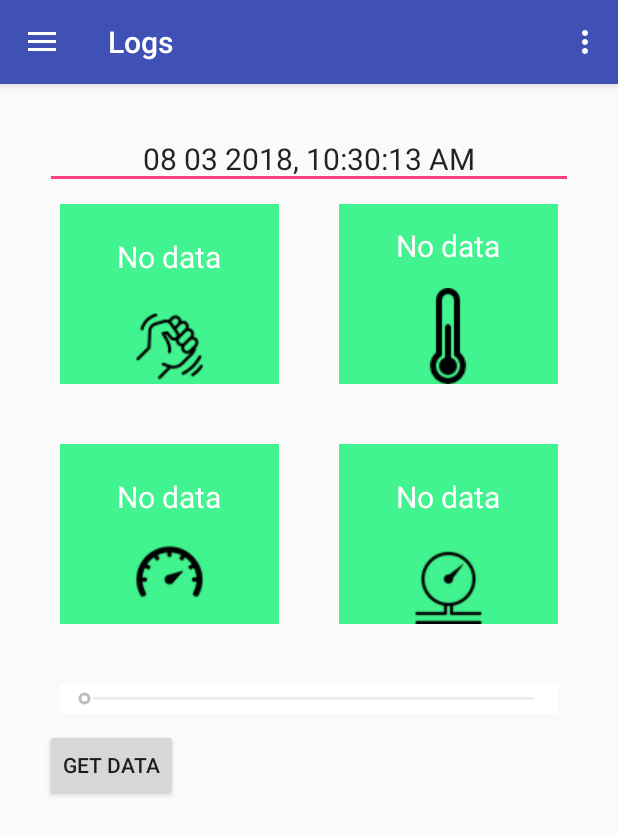
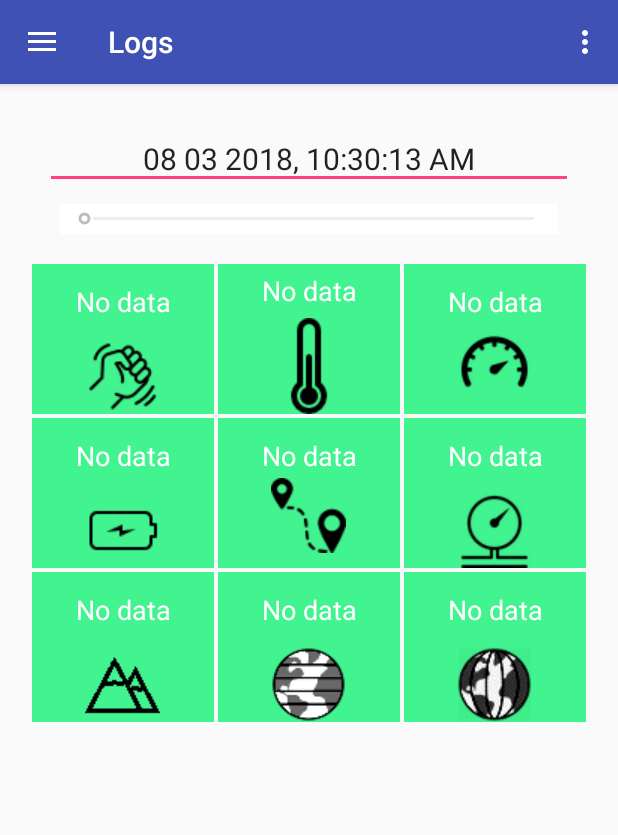
Before and after one commit to awetg/badbadtrack, an Android app: the screen it shows after launch (MainActivity), after a tap on "Logs", on a phone screen of 412 x 824 dp. Shown: the top 835 px of the screen. Run offline under Robolectric (Android 15) with nearby library versions, the phone set to English and light mode, and no system bars; 2 statements that could not run were skipped; 1 other tap on this screen came first.

Commit message:
Logs working

```diff
--- a/app/src/main/java/com/example/manuel/thingseedemo/RealTimeRecorder.java
+++ b/app/src/main/java/com/example/manuel/thingseedemo/RealTimeRecorder.java
@@ -41,7 +41,7 @@ public class RealTimeRecorder {
     public void start(Handler callbackHandler) {
         recording = true;
         targetMsgHandler = callbackHandler;
-        data.start(System.currentTimeMillis(), 15000);
+        data.start(System.currentTimeMillis(), 20000);
         handlerThread.start();
         handler = new Handler(handlerThread.getLooper());
         handler.post(runnable);
--- a/app/src/main/java/com/example/manuel/thingseedemo/TimeStream.java
+++ b/app/src/main/java/com/example/manuel/thingseedemo/TimeStream.java
@@ -286,9 +286,9 @@ public class TimeStream<T extends DataWithTime> implements Serializable {
                 return null;
         }
 
-        //If we are before the first element (after is the first element) or if after is not valid
+        //If there is no data, we are before the first element (after is the first element) or if after is not valid
         //the return null
-        if (after < 1 || after > data.size()){
+        if (data.size() == 0 || after == 0 || after > data.size()){
             return null;
         }
 
@@ -296,8 +296,8 @@ public class TimeStream<T extends DataWithTime> implements Serializable {
         //but only if the requested time is not much later
         if (time - getLastTimestamp() > outOfBoundMargin)
             return  null;
-        if (before == data.size() - 1)
-            return data.get(before);
+        if (after == -1 || before == data.size() - 1)
+            return data.get(data.size() - 1);
 
 
         //Linearly interpolate between the two values
--- a/app/src/main/java/com/example/manuel/thingseedemo/TrackData.java
+++ b/app/src/main/java/com/example/manuel/thingseedemo/TrackData.java
@@ -62,11 +62,13 @@ public class TrackData implements Serializable {
         outOfBoundMargin = outOfBoundMarginTime;
 
         location = new TimeStream<>(outOfBoundMargin);
-        pressure = new TimeStream<>(outOfBoundMargin);
+        pressure = new TimeStream<>(outOfBoundMargin*3);
         speed = new TimeStream<>(outOfBoundMargin);
-        impact = new TimeStream<>(outOfBoundMargin);
-        temperature = new TimeStream<>(outOfBoundMargin);
-        battery = new TimeStream<>(outOfBoundMargin);
+        impact = new TimeStream<>(outOfBoundMargin/3);
+        temperature = new TimeStream<>(outOfBoundMargin*3);
+        battery = new TimeStream<>(outOfBoundMargin*9);
+
+        //impact.setInterpolation(false);
 
         distance = new TimeStream<>(outOfBoundMargin);
         initialized = true;
@@ -85,11 +87,11 @@ public class TrackData implements Serializable {
         outOfBoundMargin = outOfBoundMarginTime;
 
         location = new TimeStream<>(outOfBoundMargin);
-        pressure = new TimeStream<>(outOfBoundMargin);
+        pressure = new TimeStream<>(outOfBoundMargin*3);
         speed = new TimeStream<>(outOfBoundMargin);
-        impact = new TimeStream<>(outOfBoundMargin);
-        temperature = new TimeStream<>(outOfBoundMargin);
-        battery = new TimeStream<>(outOfBoundMargin);
+        impact = new TimeStream<>(outOfBoundMargin/3);
+        temperature = new TimeStream<>(outOfBoundMargin*3);
+        battery = new TimeStream<>(outOfBoundMargin*9);
 
         distance = new TimeStream<>(outOfBoundMargin);
         initialized = true;
@@ -137,7 +139,7 @@ public class TrackData implements Serializable {
             TimeStream<LocationData> incomingLocations = ts.getLocationStream(eventData, outOfBoundMargin);
             TimeStream<ScalarData> incomingTemperatures = ts.getScalarStream(eventData, ThingSee.TEMPERATURE_DATA, outOfBoundMargin*3);
             TimeStream<ScalarData> incomingPressure = ts.getScalarStream(eventData, ThingSee.PRESSURE_DATA, outOfBoundMargin*3);
-            TimeStream<ScalarData> incomingImpact = ts.getScalarStream(eventData, ThingSee.IMPACT_DATA, outOfBoundMargin);
+            TimeStream<ScalarData> incomingImpact = ts.getScalarStream(eventData, ThingSee.IMPACT_DATA, outOfBoundMargin/3);
             TimeStream<ScalarData> incomingBattery = ts.getScalarStream(eventData, ThingSee.BATTERY_DATA, outOfBoundMargin*9);
             TimeStream<ScalarData> incomingSpeed = ts.getScalarStream(eventData, ThingSee.SPEED_DATA, outOfBoundMargin);
             /*Log.d("INFO", "Got " + incomingTemperatures.sampleCount() + " temperatures");
@@ -400,7 +402,7 @@ public class TrackData implements Serializable {
     public class AllDataStructure{
 
         long timestamp; //Timestamp must not be null
-        Double latitude, longitude;
+        Double latitude, longitude, altitude;
         Double pressure;
         Double impact;
         Double battery;
@@ -413,6 +415,7 @@ public class TrackData implements Serializable {
             if (loc != null) {
                 latitude = loc.getLatitude();
                 longitude = loc.getLongitude();
+                altitude = loc.getAltitude();
             }
             if (p != null)
                 pressure=p.getValue();
@@ -435,6 +438,11 @@ public class TrackData implements Serializable {
         @Nullable
         public Double getLatitude(){
             return latitude;
+        }
+
+        @Nullable
+        public Double getAltitude(){
+            return altitude;
         }
 
         @Nullable
--- a/app/src/main/java/com/example/manuel/thingseedemo/TrackService.java
+++ b/app/src/main/java/com/example/manuel/thingseedemo/TrackService.java
@@ -67,6 +67,16 @@ public class TrackService extends Service {
 
         trackData.start(10000);
         DataStorage.setTrackData(trackData);
+
+        if (handlerThread.isAlive() || handlerThread.getState() != Thread.State.NEW) {
+            try {
+                handlerThread.quitSafely();
+            } catch (Exception ex){
+
+            }
+
+            handlerThread = new HandlerThread("RecorderHandlerThread");
+        }
 
         handlerThread.start();
         handler = new Handler(handlerThread.getLooper());
--- a/app/src/main/java/com/example/manuel/thingseedemo/fragments/Logs.java
+++ b/app/src/main/java/com/example/manuel/thingseedemo/fragments/Logs.java
@@ -102,8 +102,8 @@ public class Logs extends Fragment {
         timeSeekBar.setProgress(0);
         long startTimestamp = System.currentTimeMillis();
 //        realStartTimestamp = startTimestamp;
-        String dateString  = TimestampDateHandler.timestampToDate(startTimestamp);
-        tdate.setText(dateString);
+        String beginningMessage  = "Waiting for connection...";
+        tdate.setText(beginningMessage);
 
         checkAndRefreshState();
 
@@ -171,11 +171,16 @@ public class Logs extends Fragment {
 
         //Log.d("INFO", "Temperature Data contains n. elements: " + trackData.getTemperatureStream().sampleCount());
 
-        Double temperature, speed, impact, pressure;
+        Double temperature, speed, impact, pressure, battery, altitude, latitude, longitude, distance;
         temperature = dataAtTime.getTemperature();
-        speed = dataAtTime.getImpact();
-        impact = dataAtTime.getDistance();
-        pressure = dataAtTime.getBattery();
+        speed = dataAtTime.getSpeed();
+        impact = dataAtTime.getImpact();
+        pressure = dataAtTime.getPressure();
+        battery = dataAtTime.getBattery();
+        altitude = dataAtTime.getAltitude();
+        latitude = dataAtTime.getLatitude();
+        longitude = dataAtTime.getLongitude();
+        distance = dataAtTime.getDistance();
 
 
         if (temperature != null)
@@ -184,9 +189,9 @@ public class Logs extends Fragment {
             ((TextView) myView.findViewById(R.id.temperature)).setText("No data");
 
         if (speed != null)
-            ((TextView) myView.findViewById(R.id.velocity)).setText(Double.toString(speed));
+            ((TextView) myView.findViewById(R.id.speed)).setText(Double.toString(speed));
         else
-            ((TextView) myView.findViewById(R.id.velocity)).setText("No data");
+            ((TextView) myView.findViewById(R.id.speed)).setText("No data");
 
         if (impact != null)
             ((TextView) myView.findViewById(R.id.impact)).setText(Double.toString(impact));
@@ -197,6 +202,31 @@ public class Logs extends Fragment {
             ((TextView) myView.findViewById(R.id.pressure)).setText(Double.toString(pressure));
         else
             ((TextView) myView.findViewById(R.id.pressure)).setText("No data");
+
+        if (battery != null)
+            ((TextView) myView.findViewById(R.id.battery)).setText(Double.toString(battery));
+        else
+            ((TextView) myView.findViewById(R.id.battery)).setText("No data");
+
+        if (altitude != null)
+            ((TextView) myView.findViewById(R.id.altitude)).setText(Double.toString(altitude));
+        else
+            ((TextView) myView.findViewById(R.id.altitude)).setText("No data");
+
+        if (latitude != null)
+            ((TextView) myView.findViewById(R.id.latitude)).setText(Double.toString(latitude));
+        else
+            ((TextView) myView.findViewById(R.id.latitude)).setText("No data");
+
+        if (longitude != null)
+            ((TextView) myView.findViewById(R.id.longitude)).setText(Double.toString(longitude));
+        else
+            ((TextView) myView.findViewById(R.id.longitude)).setText("No data");
+
+        if (distance != null)
+            ((TextView) myView.findViewById(R.id.distance)).setText(Double.toString(distance));
+        else
+            ((TextView) myView.findViewById(R.id.distance)).setText("No data");
 
     }
 
@@ -219,28 +249,13 @@ public class Logs extends Fragment {
 
     public void getCurrentData() {
 
-        Log.d("INFO", "Executing post-fetching action");
+        //Log.d("INFO", "Executing post-fetching action");
 
         if (realTimeRecorder == null || realTimeRecorder.getLastResultState() != "OK")
             return;
 
-        currentData = realTimeRecorder.getAllLastData();
+        currentData = realTimeRecorder.getData().getAllAtTime(System.currentTimeMillis());
 
     }
 
-    public void resetTrack() {
-        Log.d("USR", "Button pressed");
-
-        //SimpleDateFormat sdf = new SimpleDateFormat("dd MM yyyy, h:mm a");
-
-        trackData.start(System.currentTimeMillis(),15000);
-
-        realTimeRecorder = new RealTimeRecorder(username, password, REQUEST_DELAY);
-        realTimeRecorder.start(handler);
-
-        // we make the request to the Thingsee cloud server in backgroud
-        // (AsyncTask) so that we don't block the UI (to prevent ANR state, Android Not Responding)
-        //new Logs.TalkToThingsee().execute("QueryState");
-    }
-
 }
--- a/app/src/main/res/layout/logs.xml
+++ b/app/src/main/res/layout/logs.xml
@@ -17,71 +17,6 @@
         android:padding="5dp"
         android:layout_margin="10dp"
         android:text="Date and time"/>
-    <LinearLayout
-        android:layout_width="match_parent"
-        android:layout_height="wrap_content" >
-        <TextView
-            android:id="@+id/impact"
-            android:layout_width="20dp"
-            android:layout_height="120dp"
-            android:layout_weight="1"
-            android:gravity="center"
-            android:layout_margin="20dp"
-            android:layout_gravity="center_horizontal"
-            android:text="Impact"
-            android:textSize="20dp"
-            android:textColor="#FFFF"
-            android:background="@drawable/back"
-            android:drawableBottom="@drawable/combat"/>
-
-        <TextView
-            android:id="@+id/temperature"
-            android:layout_width="20dp"
-            android:layout_height="120dp"
-            android:layout_margin="20dp"
-            android:layout_weight="1"
-            android:gravity="center"
-            android:layout_gravity="center_horizontal"
-            android:text="Temperature"
-            android:textColor="#FFFF"
-            android:textSize="20dp"
-            android:background="@drawable/back"
-            android:drawableBottom="@drawable/temp"/>
-
-    </LinearLayout>
-    <LinearLayout
-        android:layout_width="match_parent"
-        android:layout_height="wrap_content">
-        <TextView
-            android:id="@+id/velocity"
-            android:layout_width="30dp"
-            android:layout_height="120dp"
-            android:layout_margin="20dp"
-            android:layout_weight="1"
-            android:gravity="center"
-            android:layout_gravity="center_horizontal"
-            android:padding="10dp"
-            android:text="Velocity"
-            android:textColor="#FFFF"
-            android:textSize="20dp"
-            android:background="@drawable/back"
-            android:drawableBottom="@drawable/velocity"/>
-
-        <TextView
-            android:id="@+id/pressure"
-            android:layout_width="30dp"
-            android:layout_height="120dp"
-            android:layout_margin="20dp"
-            android:layout_weight="1"
-            android:gravity="center"
-            android:layout_gravity="center_horizontal"
-            android:text="Pressure"
-            android:textColor="#FFFF"
-            android:textSize="20dp"
-            android:background="@drawable/back"
-            android:drawableBottom="@drawable/pressure"/>
-
-    </LinearLayout>
 
     <SeekBar
         android:id="@+id/mainSeekBar"
@@ -89,20 +24,154 @@
         android:layout_height="20dp"
         android:layout_marginLeft="20dp"
         android:layout_marginRight="20dp"
+        android:layout_marginBottom="20dp"
         android:background="#ffffff"
         android:max="1000"/>
 
+    <LinearLayout
+        android:layout_width="match_parent"
+        android:layout_height="wrap_content"
+        android:scaleX="1"
+        android:scaleY="1">
+
+        <TextView
+            android:id="@+id/impact"
+            android:layout_width="70dp"
+            android:layout_height="100dp"
+            android:layout_gravity="center_horizontal"
+            android:layout_margin="1dp"
+
+            android:layout_weight="1"
+            android:background="@drawable/back"
+            android:drawableBottom="@drawable/combat"
+            android:gravity="center"
+            android:text="Impact"
+            android:textColor="#FFFF"
+            android:textSize="18dp" />
+
+        <TextView
+            android:id="@+id/temperature"
+            android:layout_width="70dp"
+            android:layout_height="100dp"
+            android:layout_margin="1dp"
+            android:layout_weight="1"
+            android:gravity="center"
+            android:layout_gravity="center_horizontal"
+            android:text="Temperature"
+            android:textColor="#FFFF"
+            android:textSize="18dp"
+            android:background="@drawable/back"
+            android:drawableBottom="@drawable/temp"/>
+
+        <TextView
+            android:id="@+id/speed"
+            android:layout_width="70dp"
+            android:layout_height="100dp"
+            android:layout_margin="1dp"
+            android:layout_weight="1"
+            android:gravity="center"
+            android:layout_gravity="center_horizontal"
+            android:padding="10dp"
+            android:text="Speed"
+            android:textColor="#FFFF"
+            android:textSize="18dp"
+            android:background="@drawable/back"
+            android:drawableBottom="@drawable/velocity"/>
+
+
+
+    </LinearLayout>
+    <LinearLayout
+        android:layout_width="match_parent"
+        android:layout_height="wrap_content">
+        <TextView
+            android:id="@+id/battery"
+            android:layout_width="70dp"
+            android:layout_height="100dp"
+            android:layout_margin="1dp"
+            android:layout_weight="1"
+            android:gravity="center"
+            android:layout_gravity="center_horizontal"
+            android:text="Battery"
+            android:textColor="#FFFF"
+            android:textSize="18dp"
+            android:background="@drawable/back"
+            android:drawableBottom="@drawable/battery"/>
+        <TextView
+            android:id="@+id/distance"
+            android:layout_width="70dp"
+            android:layout_height="100dp"
+            android:layout_margin="1dp"
+            android:layout_weight="1"
+            android:gravity="center"
+            android:layout_gravity="center_horizontal"
+            android:padding="10dp"
+            android:text="Distance"
+            android:textColor="#FFFF"
+            android:textSize="18dp"
+            android:background="@drawable/back"
+            android:drawableBottom="@drawable/distance"/>
+
+        <TextView
+            android:id="@+id/pressure"
+            android:layout_width="70dp"
+            android:layout_height="100dp"
+            android:layout_margin="1dp"
+            android:layout_weight="1"
+            android:gravity="center"
+            android:layout_gravity="center_horizontal"
+            android:text="Pressure"
+            android:textColor="#FFFF"
+            android:textSize="18dp"
+            android:background="@drawable/back"
+            android:drawableBottom="@drawable/pressure" />
+    </LinearLayout>
 
     <LinearLayout
         android:layout_width="match_parent"
         android:layout_height="wrap_content">
-        <Button
-            android:id="@+id/getDataButton"
-            android:layout_width="wrap_content"
-            android:layout_height="wrap_content"
-            android:layout_centerHorizontal="true"
-            android:layout_below="@+id/Utime"
-            android:layout_margin="10dp"
-            android:text="Get Data"></Button>
+
+        <TextView
+            android:id="@+id/altitude"
+            android:layout_width="70dp"
+            android:layout_height="100dp"
+            android:layout_margin="1dp"
+            android:layout_weight="1"
+            android:gravity="center"
+            android:layout_gravity="center_horizontal"
+            android:text="Altitude"
+            android:textColor="#FFFF"
+            android:textSize="18dp"
+            android:background="@drawable/back"
+            android:drawableBottom="@drawable/altitude"/>
+        <TextView
+            android:id="@+id/latitude"
+            android:layout_width="70dp"
+            android:layout_height="100dp"
+            android:layout_margin="1dp"
+            android:layout_weight="1"
+            android:gravity="center"
+            android:layout_gravity="center_horizontal"
+            android:text="Latitude"
+            android:textColor="#FFFF"
+            android:textSize="18dp"
+            android:background="@drawable/back"
+            android:drawableBottom="@drawable/latitudebw"/>
+        <TextView
+            android:id="@+id/longitude"
+            android:layout_width="70dp"
+            android:layout_height="100dp"
+            android:layout_margin="1dp"
+            android:layout_weight="1"
+            android:gravity="center"
+            android:layout_gravity="center_horizontal"
+            android:text="Longitude"
+            android:textColor="#FFFF"
+            android:textSize="18dp"
+            android:background="@drawable/back"
+            android:drawableBottom="@drawable/longitudebw"/>
+
+
     </LinearLayout>
+
 </LinearLayout>
```
Also changed, not shown: app/src/main/res/drawable/altitude.png (added), app/src/main/res/drawable/distance.png (added), app/src/main/res/drawable/latitude.png (added), app/src/main/res/drawable/latitudebw.png (added), app/src/main/res/drawable/longitude.png (added), app/src/main/res/drawable/longitudebw.png (added).
